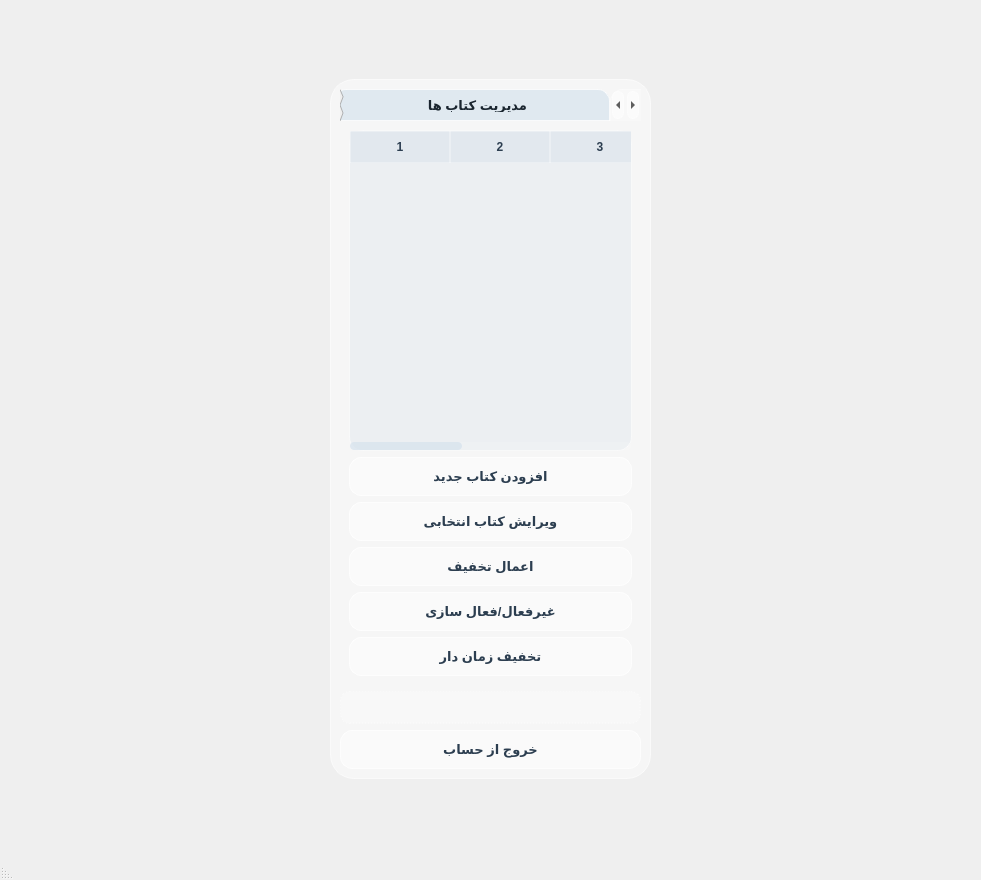
First picture: the form in client/publishermainwindow.ui, repository afkhamis1386-afk/bookCLUB_Project, before the edit.
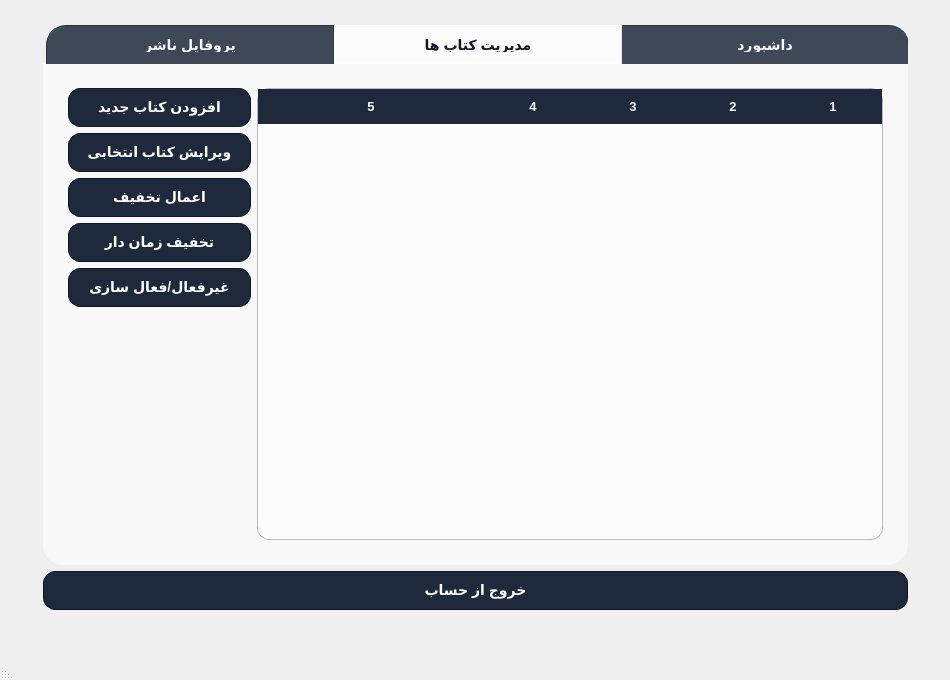
Second picture: the form after the edit. The open tabs and pages were chosen to show the change. Icons and pictures are not drawn.

Diff of the .ui file:
```diff
--- a/client/publishermainwindow.ui
+++ b/client/publishermainwindow.ui
@@ -6,16 +6,10 @@
    <rect>
     <x>0</x>
     <y>0</y>
-    <width>981</width>
-    <height>880</height>
+    <width>950</width>
+    <height>680</height>
    </rect>
   </property>
-  <property name="maximumSize">
-   <size>
-    <width>16777215</width>
-    <height>16777215</height>
-   </size>
-  </property>
   <property name="windowTitle">
    <string>MainWindow</string>
   </property>
@@ -24,202 +18,177 @@
   </property>
   <property name="styleSheet">
    <string notr="true">
-QMainWindow {
-    background-image: url(&quot;:/wallhaven-49kq3d.jpg&quot;);
+#centralwidget {
+    background-image: url(":/wallhaven-49kq3d.jpg");
     background-position: center;
     background-repeat: no-repeat;
+    background-size: cover;
 }
 
-QFrame#mainFrame {
-    background-color: rgba(255, 255, 255, 0.42); 
-    border: 1px solid rgba(255, 255, 255, 0.6);  
-    border-radius: 24px;                          
+QTabWidget {
+    background: transparent;
 }
 
 QTabWidget::pane {
-    border: none; 
-    background: transparent;
-}
-
-QTabBar::tab {
-    background-color: rgba(255, 255, 255, 0.25);
     border: 1px solid rgba(255, 255, 255, 0.4);
+    background: rgba(255, 255, 255, 0.55);
+    border-bottom-left-radius: 20px;
+    border-bottom-right-radius: 20px;
+    border-top-left-radius: 0px;
+    border-top-right-radius: 0px;
+    margin-top: -1px;
+    padding: 15px;
+}
+
+QTabBar {
+    background: transparent;
+    qproperty-drawBase: 0;
+}
+
+/* تنظیم دقیق عرض تب ها برای پوشش کامل و متوازن */
+QTabBar::tab {
+    background: rgba(30, 41, 59, 0.85);
+    border: 1px solid rgba(30, 41, 59, 0.9);
     border-bottom: none;
-    border-top-left-radius: 12px;
-    border-top-right-radius: 12px;
-    padding: 8px 16px;
-    color: #34495e;
+    color: #f8fafc;
+    width: 286px;
+    padding: 12px 0px;
+    font-size: 14px;
     font-weight: bold;
-    font-size: 13px;
-    font-family: &quot;Segoe UI&quot;, &quot;Vazir&quot;, &quot;Tahoma&quot;;
+    font-family: "Segoe UI", "Tahoma", sans-serif;
+    text-align: center;
+    margin-right: -1px;
+}
+
+/* گوشه بالا سمت راست برای تب اول (RTL) */
+QTabBar::tab:first {
+    border-top-right-radius: 20px;
+    border-top-left-radius: 0px;
+}
+
+/* گوشه بالا سمت چپ برای تب آخر (RTL) */
+QTabBar::tab:last {
+    border-top-left-radius: 20px;
+    border-top-right-radius: 0px;
+    margin-right: 0px;
 }
 
 QTabBar::tab:selected {
- 
-    background-color: rgba(212, 225, 237, 0.65); 
-    border: 1px solid rgba(255, 255, 255, 0.7);
-    color: #1a252f;
-}
-
-QTabBar QToolButton {
-    background-color: rgba(255, 255, 255, 0.4);
+    background: rgba(255, 255, 255, 0.75);
     border: 1px solid rgba(255, 255, 255, 0.5);
-    border-radius: 6px;
-    margin: 2px;
+    border-bottom: none;
+    color: #0f172a;
 }
 
 QTabBar QToolButton:hover {
     background-color: rgba(212, 225, 237, 0.7);
 }
-QWidget#dashboardTab, QWidget#myBooksTab, QWidget#publisherProfileTab {
-    background: transparent;
+
+QTableWidget, QListWidget {
+    background: rgba(255, 255, 255, 0.6);
+    border: 1px solid rgba(30, 41, 59, 0.3);
+    gridline-color: rgba(30, 41, 59, 0.15);
+    border-radius: 12px;
+    color: #0f172a;
+    font-size: 13px;
+    font-family: "Segoe UI", "Tahoma", sans-serif;
 }
 
-QLabel {
-    color: #2c3e50;
-    font-family: &quot;Segoe UI&quot;, &quot;Vazir&quot;, &quot;Tahoma&quot;;
+QHeaderView {
+    background-color: #1e293b;
+    border: none;
+}
+
+QHeaderView::section {
+    background-color: #1e293b;
+    color: #ffffff;
+    padding: 8px 0px;
+    font-weight: bold;
     font-size: 13px;
-    font-weight: 600;
-    padding: 8px 12px;
-    background-color: rgba(255, 255, 255, 0.18); 
-    border: 1px dashed rgba(255, 255, 255, 0.45); 
-    border-radius: 10px;                         
+    border: none;
+    text-align: center;
 }
+
+QTableWidget::item, QListWidget::item {
+    padding: 6px;
+    color: #0f172a;
+}
+
+/* استایل یکدست برای تمام دکمه ها */
 QPushButton {
-    background-color: rgba(255, 255, 255, 0.5);
-    border: 1px solid rgba(255, 255, 255, 0.7);
+    background-color: #1e293b;
+    color: #ffffff;
+    border: 1px solid #0f172a;
     border-radius: 12px;
-    color: #2c3e50;
-    font-family: &quot;Segoe UI&quot;, &quot;Vazir&quot;, &quot;Tahoma&quot;;
+    padding: 10px 18px;
     font-weight: bold;
-    font-size: 13px;
-    padding: 10px 20px;
+    font-size: 14px;
+    font-family: "Segoe UI", "Tahoma", sans-serif;
 }
 
+/* تغییر رنگ متن تمام دکمه ها به طلایی در حالت Hover */
 QPushButton:hover {
     background-color: rgba(212, 225, 237, 0.6); 
     border: 1px solid rgba(255, 255, 255, 0.8);
     color: #1a252f;
 }
 
-
-QListWidget, QListView {
-    background-color: rgba(200, 214, 229, 0.22); 
-    border: 1px solid rgba(255, 255, 255, 0.5);   
-    border-radius: 14px;
-    color: #2c3e50;
-    font-family: &quot;Segoe UI&quot;, &quot;Vazir&quot;, &quot;Tahoma&quot;;
-    padding: 6px;
-}
-
-QListWidget::item:hover, QListView::item:hover {
-    background-color: rgba(255, 255, 255, 0.35);
-    border-radius: 8px;
-    color: #1a252f;
-}
-
-QTableWidget, QTableView {
-    background-color: rgba(200, 214, 229, 0.22); 
-    border: 1px solid rgba(255, 255, 255, 0.5);
-    gridline-color: rgba(255, 255, 255, 0.2);
-    border-radius: 14px;
-    color: #2c3e50;
-}
-QHeaderView::section {
-    background-color: rgba(212, 225, 237, 0.5);  
-    border: 1px solid rgba(255, 255, 255, 0.3);
-    padding: 6px;
+QLabel {
+    color: #0f172a;
+    font-size: 14px;
     font-weight: bold;
-    color: #2c3e50;
+    font-family: "Segoe UI", "Tahoma", sans-serif;
 }
-
-QScrollBar:vertical, QScrollBar:horizontal {
-    border: none;
-    background: rgba(255, 255, 255, 0.1);
-    width: 8px;
-    height: 8px;
-    border-radius: 4px;
-}
-
-QScrollBar::handle:vertical, QScrollBar::handle:horizontal {
-    background: rgba(212, 225, 237, 0.7); 
-    border-radius: 4px;
-    min-height: 20px;
-}
-
-QScrollBar::add-line, QScrollBar::sub-line {
-    border: none;
-    background: none;
-}</string>
+</string>
   </property>
   <widget class="QWidget" name="centralwidget">
    <layout class="QGridLayout" name="gridLayout_3">
-    <item row="1" column="0">
-     <spacer name="horizontalSpacer_2">
-      <property name="orientation">
-       <enum>Qt::Horizontal</enum>
-      </property>
-      <property name="sizeHint" stdset="0">
-       <size>
-        <width>312</width>
-        <height>20</height>
-       </size>
-      </property>
-     </spacer>
-    </item>
-    <item row="2" column="1">
-     <spacer name="verticalSpacer_2">
+    <item row="0" column="0" colspan="3">
+     <spacer name="topSpacer">
       <property name="orientation">
        <enum>Qt::Vertical</enum>
       </property>
       <property name="sizeHint" stdset="0">
        <size>
         <width>20</width>
-        <height>52</height>
+        <height>20</height>
+       </size>
+      </property>
+     </spacer>
+    </item>
+    <item row="1" column="0">
+     <spacer name="leftSpacer">
+      <property name="orientation">
+       <enum>Qt::Horizontal</enum>
+      </property>
+      <property name="sizeHint" stdset="0">
+       <size>
+        <width>40</width>
+        <height>20</height>
        </size>
       </property>
      </spacer>
     </item>
     <item row="1" column="1">
-     <widget class="QFrame" name="mainFrame">
-      <property name="maximumSize">
-       <size>
-        <width>1000</width>
-        <height>700</height>
-       </size>
-      </property>
-      <property name="frameShape">
-       <enum>QFrame::StyledPanel</enum>
-      </property>
-      <property name="frameShadow">
-       <enum>QFrame::Raised</enum>
-      </property>
-      <layout class="QGridLayout" name="gridLayout">
-       <item row="3" column="0">
-        <widget class="QPushButton" name="logoutButton">
-         <property name="text">
-          <string>خروج از حساب</string>
-         </property>
-        </widget>
-       </item>
-       <item row="2" column="0">
-        <widget class="QLabel" name="statusLabel">
-         <property name="text">
-          <string/>
-         </property>
-        </widget>
-       </item>
-       <item row="1" column="0">
         <widget class="QTabWidget" name="publisherTabWidget">
-         <property name="layoutDirection">
-          <enum>Qt::LeftToRight</enum>
+      <property name="minimumSize">
+       <size>
+        <width>865</width>
+        <height>540</height>
+       </size>
+      </property>
+      <property name="maximumSize">
+       <size>
+        <width>865</width>
+        <height>540</height>
+       </size>
          </property>
          <property name="currentIndex">
           <number>1</number>
          </property>
          <widget class="QWidget" name="dashboardTab">
           <attribute name="title">
-           <string>                                داشبورد                               </string>
+        <string>داشبورد</string>
           </attribute>
           <layout class="QVBoxLayout" name="verticalLayout">
            <item>
@@ -267,50 +236,16 @@
          </widget>
          <widget class="QWidget" name="myBooksTab">
           <attribute name="title">
-           <string>                          مدیریت کتاب ها                       </string>
+        <string>مدیریت کتاب ها</string>
           </attribute>
           <layout class="QGridLayout" name="gridLayout_2">
-           <item row="2" column="0">
-            <widget class="QPushButton" name="editBookButton">
-             <property name="text">
-              <string>ویرایش کتاب انتخابی</string>
-             </property>
-            </widget>
-           </item>
-           <item row="3" column="0">
-            <widget class="QPushButton" name="applyDiscountButton">
-             <property name="text">
-              <string>اعمال تخفیف</string>
-             </property>
-            </widget>
-           </item>
-           <item row="1" column="0">
-            <widget class="QPushButton" name="addNewBookButton">
-             <property name="text">
-              <string>افزودن کتاب جدید</string>
-             </property>
-            </widget>
-           </item>
-           <item row="4" column="0">
-            <widget class="QPushButton" name="toggleBookActiveButton">
-             <property name="text">
-              <string>غیرفعال/فعال سازی</string>
-             </property>
-            </widget>
-           </item>
-           <item row="0" column="0">
+        <item row="0" column="0" rowspan="6">
             <widget class="QTableWidget" name="myBooksTableWidget">
-             <property name="maximumSize">
-              <size>
-               <width>625</width>
-               <height>700</height>
-              </size>
-             </property>
              <property name="columnCount">
               <number>5</number>
              </property>
              <attribute name="horizontalHeaderStretchLastSection">
-              <bool>false</bool>
+           <bool>true</bool>
              </attribute>
              <column/>
              <column/>
@@ -319,18 +254,46 @@
              <column/>
             </widget>
            </item>
-           <item row="5" column="0">
+        <item row="0" column="1">
+         <widget class="QPushButton" name="addNewBookButton">
+          <property name="text">
+           <string>افزودن کتاب جدید</string>
+          </property>
+         </widget>
+        </item>
+        <item row="1" column="1">
+         <widget class="QPushButton" name="editBookButton">
+          <property name="text">
+           <string>ویرایش کتاب انتخابی</string>
+          </property>
+         </widget>
+        </item>
+        <item row="2" column="1">
+         <widget class="QPushButton" name="applyDiscountButton">
+          <property name="text">
+           <string>اعمال تخفیف</string>
+          </property>
+         </widget>
+        </item>
+        <item row="3" column="1">
             <widget class="QPushButton" name="applyTimedDiscountButton">
              <property name="text">
               <string>تخفیف زمان دار</string>
              </property>
             </widget>
            </item>
+        <item row="4" column="1">
+         <widget class="QPushButton" name="toggleBookActiveButton">
+          <property name="text">
+           <string>غیرفعال/فعال سازی</string>
+          </property>
+         </widget>
+        </item>
           </layout>
          </widget>
          <widget class="QWidget" name="publisherProfileTab">
           <attribute name="title">
-           <string>                           پروفایل ناشر                         </string>
+        <string>پروفایل ناشر</string>
           </attribute>
           <layout class="QVBoxLayout" name="verticalLayout_2">
            <item>
@@ -361,25 +324,22 @@
              </property>
             </widget>
            </item>
-          </layout>
-         </widget>
-        </widget>
-       </item>
-      </layout>
-     </widget>
-    </item>
-    <item row="0" column="1">
-     <spacer name="verticalSpacer">
+        <item>
+         <spacer name="profileSpacer">
       <property name="orientation">
        <enum>Qt::Vertical</enum>
       </property>
       <property name="sizeHint" stdset="0">
        <size>
         <width>20</width>
-        <height>53</height>
+            <height>40</height>
        </size>
       </property>
      </spacer>
+        </item>
+       </layout>
+      </widget>
+     </widget>
     </item>
     <item row="1" column="2">
      <spacer name="horizontalSpacer">
@@ -388,7 +348,37 @@
       </property>
       <property name="sizeHint" stdset="0">
        <size>
-        <width>312</width>
+        <width>40</width>
+        <height>20</height>
+       </size>
+      </property>
+     </spacer>
+    </item>
+    <item row="2" column="1">
+     <widget class="QPushButton" name="logoutButton">
+      <property name="text">
+       <string>خروج از حساب</string>
+      </property>
+     </widget>
+    </item>
+    <item row="3" column="1">
+     <widget class="QLabel" name="statusLabel">
+      <property name="text">
+       <string/>
+      </property>
+      <property name="alignment">
+       <set>Qt::AlignCenter</set>
+      </property>
+     </widget>
+    </item>
+    <item row="4" column="0" colspan="3">
+     <spacer name="bottomSpacer">
+      <property name="orientation">
+       <enum>Qt::Vertical</enum>
+      </property>
+      <property name="sizeHint" stdset="0">
+       <size>
+        <width>20</width>
         <height>20</height>
        </size>
       </property>
```
Left out of the diff: 23 changed lines with no effect on the pictures. Lines whose indentation alone changed are shown as unchanged.
